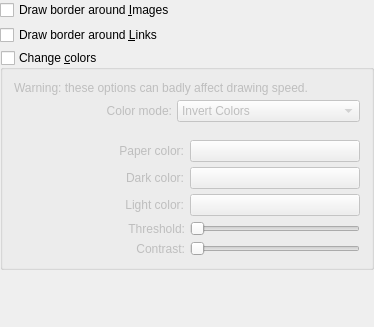
KDE/okular, file conf/dlgaccessibilitybase.ui: the form before one commit.
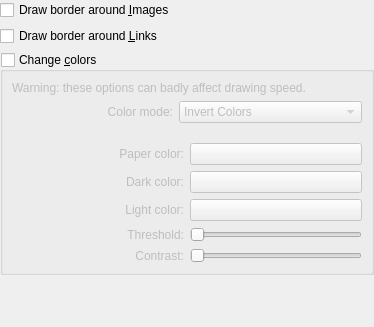
The form after the commit. Custom widgets are drawn as their Qt base class.

Commit message:
SVN_SILENT Cleanup .ui files
This removes (as discussed on k-c-d)
* obsolete <pixmapfunction>
* deprecated <layoutdefault>
* empty <author>, <comment>, <exportmacro>

What changed in the file:
```diff
--- a/conf/dlgaccessibilitybase.ui
+++ b/conf/dlgaccessibilitybase.ui
@@ -369,7 +369,6 @@
    </item>
   </layout>
  </widget>
- <layoutdefault spacing="5" margin="11" />
   <customwidgets>
   <customwidget>
    <class>KColorButton</class>
```
The commit also changes 5 other files.
